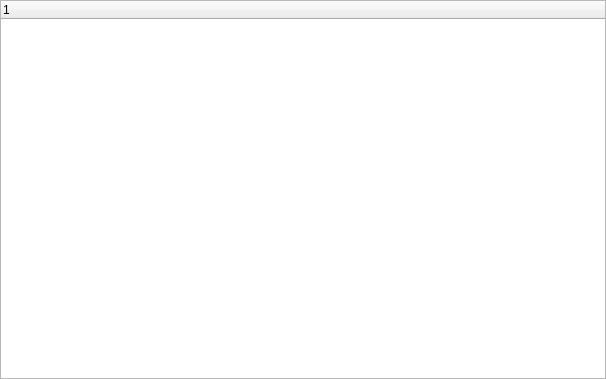
Qt form ServoMain/FunctionDLL/AdvRAM/AdvRAM.ui (tiangaomingjing/M4) before a commit.
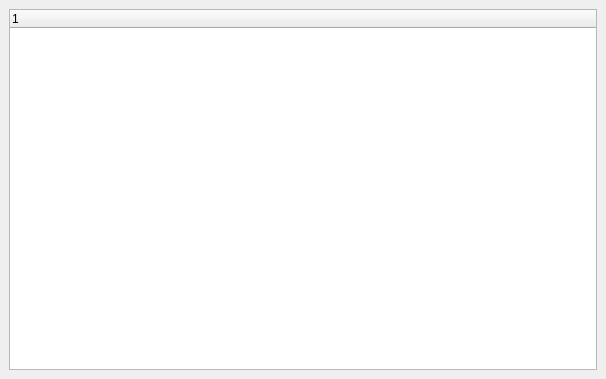
The same form after that commit.

```diff
--- a/ServoMain/FunctionDLL/AdvRAM/AdvRAM.ui
+++ b/ServoMain/FunctionDLL/AdvRAM/AdvRAM.ui
@@ -51,19 +51,19 @@
      <widget class="QWidget" name="treePage">
       <layout class="QVBoxLayout" name="verticalLayout">
        <property name="spacing">
-        <number>0</number>
+        <number>9</number>
        </property>
        <property name="leftMargin">
-        <number>0</number>
+        <number>9</number>
        </property>
        <property name="topMargin">
-        <number>0</number>
+        <number>9</number>
        </property>
        <property name="rightMargin">
-        <number>0</number>
+        <number>9</number>
        </property>
        <property name="bottomMargin">
-        <number>0</number>
+        <number>9</number>
        </property>
        <item>
         <widget class="QTreeWidget" name="treeWidget">
```
